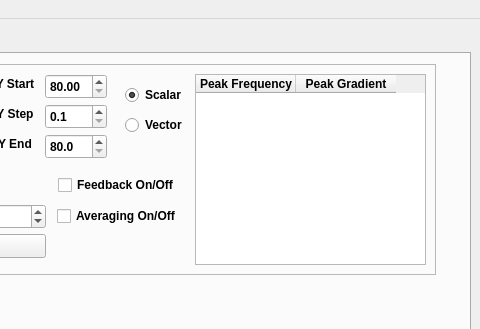
WarwickEPR/ScanningMagnetometry, file scanning_magnetometer.ui: the form before one commit; both pictures show x 376 to 856 and y 0 to 329 of the 856 by 483 pixel window.
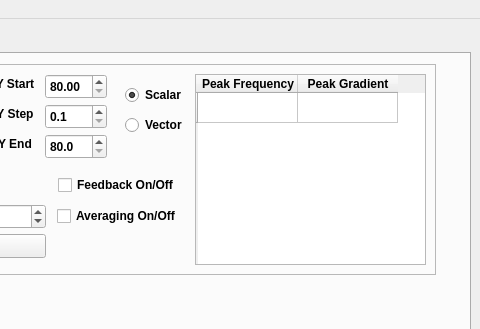
The form after the commit.

What changed in the file:
```diff
--- a/scanning_magnetometer.ui
+++ b/scanning_magnetometer.ui
@@ -630,6 +630,11 @@
            <height>191</height>
           </rect>
          </property>
+         <row>
+          <property name="text">
+           <string/>
+          </property>
+         </row>
          <column>
           <property name="text">
            <string>Peak Frequency</string>
```
